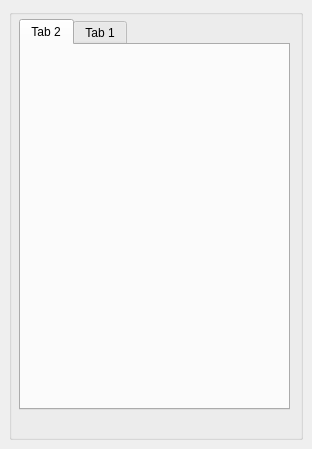
Qt form ClientQt/mainwindow.ui (Eugene-beginning-of-the-path/ClientQt) before a commit.
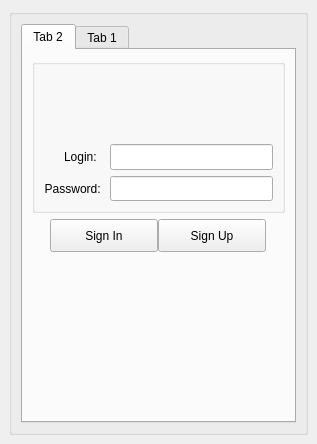
The same form after that commit. The open tabs and pages were chosen to show the change. Icons and pictures are not drawn.

```diff
--- a/ClientQt/mainwindow.ui
+++ b/ClientQt/mainwindow.ui
@@ -6,86 +6,424 @@
    <rect>
     <x>0</x>
     <y>0</y>
-    <width>312</width>
-    <height>449</height>
+    <width>317</width>
+    <height>444</height>
    </rect>
   </property>
+  <property name="sizePolicy">
+   <sizepolicy hsizetype="Preferred" vsizetype="Preferred">
+    <horstretch>0</horstretch>
+    <verstretch>0</verstretch>
+   </sizepolicy>
+  </property>
+  <property name="minimumSize">
+   <size>
+    <width>317</width>
+    <height>444</height>
+   </size>
+  </property>
+  <property name="maximumSize">
+   <size>
+    <width>386</width>
+    <height>500</height>
+   </size>
+  </property>
   <property name="windowTitle">
    <string>MainWindow</string>
   </property>
   <widget class="QWidget" name="centralwidget">
-   <layout class="QGridLayout" name="gridLayout_2">
-    <item row="0" column="0">
+   <layout class="QVBoxLayout" name="verticalLayout">
+    <item>
      <widget class="QGroupBox" name="groupBox">
       <property name="title">
        <string/>
       </property>
-      <widget class="QTabWidget" name="tabWidget">
-       <property name="geometry">
-        <rect>
-         <x>10</x>
-         <y>10</y>
-         <width>271</width>
-         <height>391</height>
-        </rect>
-       </property>
-       <property name="currentIndex">
-        <number>1</number>
-       </property>
-       <widget class="QWidget" name="tab_2">
-        <attribute name="title">
-         <string>Tab 2</string>
-        </attribute>
-       </widget>
-       <widget class="QWidget" name="tab">
-        <attribute name="title">
-         <string>Tab 1</string>
-        </attribute>
-        <widget class="QLineEdit" name="lineEdit">
-         <property name="geometry">
-          <rect>
-           <x>10</x>
-           <y>320</y>
-           <width>108</width>
-           <height>24</height>
-          </rect>
+      <layout class="QGridLayout" name="gridLayout_2">
+       <item row="0" column="1">
+        <widget class="QTabWidget" name="tabWidget">
+         <property name="currentIndex">
+          <number>1</number>
          </property>
+         <widget class="QWidget" name="tab_2">
+          <attribute name="title">
+           <string>Tab 2</string>
+          </attribute>
+          <layout class="QGridLayout" name="gridLayout">
+           <item row="3" column="0">
+            <layout class="QHBoxLayout" name="horizontalLayout">
+             <property name="spacing">
+              <number>0</number>
+             </property>
+             <property name="sizeConstraint">
+              <enum>QLayout::SetDefaultConstraint</enum>
+             </property>
+             <item>
+              <spacer name="horizontalSpacer">
+               <property name="orientation">
+                <enum>Qt::Horizontal</enum>
+               </property>
+               <property name="sizeHint" stdset="0">
+                <size>
+                 <width>40</width>
+                 <height>20</height>
+                </size>
+               </property>
+              </spacer>
+             </item>
+             <item>
+              <widget class="QPushButton" name="signIn">
+               <property name="sizePolicy">
+                <sizepolicy hsizetype="Fixed" vsizetype="Minimum">
+                 <horstretch>0</horstretch>
+                 <verstretch>0</verstretch>
+                </sizepolicy>
+               </property>
+               <property name="minimumSize">
+                <size>
+                 <width>108</width>
+                 <height>24</height>
+                </size>
+               </property>
+               <property name="maximumSize">
+                <size>
+                 <width>115</width>
+                 <height>33</height>
+                </size>
+               </property>
+               <property name="text">
+                <string>Sign In</string>
+               </property>
+              </widget>
+             </item>
+             <item>
+              <widget class="QPushButton" name="signUp">
+               <property name="sizePolicy">
+                <sizepolicy hsizetype="Fixed" vsizetype="Minimum">
+                 <horstretch>0</horstretch>
+                 <verstretch>0</verstretch>
+                </sizepolicy>
+               </property>
+               <property name="minimumSize">
+                <size>
+                 <width>108</width>
+                 <height>25</height>
+                </size>
+               </property>
+               <property name="maximumSize">
+                <size>
+                 <width>115</width>
+                 <height>33</height>
+                </size>
+               </property>
+               <property name="text">
+                <string>Sign Up</string>
+               </property>
+              </widget>
+             </item>
+             <item>
+              <spacer name="horizontalSpacer_2">
+               <property name="orientation">
+                <enum>Qt::Horizontal</enum>
+               </property>
+               <property name="sizeHint" stdset="0">
+                <size>
+                 <width>40</width>
+                 <height>20</height>
+                </size>
+               </property>
+              </spacer>
+             </item>
+            </layout>
+           </item>
+           <item row="2" column="0">
+            <layout class="QVBoxLayout" name="verticalLayout_2">
+             <item>
+              <widget class="QGroupBox" name="groupBox_2">
+               <property name="minimumSize">
+                <size>
+                 <width>221</width>
+                 <height>81</height>
+                </size>
+               </property>
+               <property name="title">
+                <string/>
+               </property>
+               <layout class="QGridLayout" name="gridLayout_3">
+                <item row="0" column="1">
+                 <widget class="QLabel" name="image">
+                  <property name="enabled">
+                   <bool>true</bool>
+                  </property>
+                  <property name="sizePolicy">
+                   <sizepolicy hsizetype="Fixed" vsizetype="Fixed">
+                    <horstretch>0</horstretch>
+                    <verstretch>0</verstretch>
+                   </sizepolicy>
+                  </property>
+                  <property name="minimumSize">
+                   <size>
+                    <width>64</width>
+                    <height>64</height>
+                   </size>
+                  </property>
+                  <property name="maximumSize">
+                   <size>
+                    <width>117</width>
+                    <height>117</height>
+                   </size>
+                  </property>
+                  <property name="frameShape">
+                   <enum>QFrame::NoFrame</enum>
+                  </property>
+                  <property name="frameShadow">
+                   <enum>QFrame::Plain</enum>
+                  </property>
+                  <property name="text">
+                   <string/>
+                  </property>
+                  <property name="textFormat">
+                   <enum>Qt::AutoText</enum>
+                  </property>
+                  <property name="pixmap">
+                   <pixmap resource="resourses.qrc">:/resourses/iconOfApp.png</pixmap>
+                  </property>
+                  <property name="scaledContents">
+                   <bool>true</bool>
+                  </property>
+                  <property name="alignment">
+                   <set>Qt::AlignCenter</set>
+                  </property>
+                  <property name="wordWrap">
+                   <bool>false</bool>
+                  </property>
+                 </widget>
+                </item>
+                <item row="1" column="0">
+                 <widget class="QLabel" name="label">
+                  <property name="sizePolicy">
+                   <sizepolicy hsizetype="Fixed" vsizetype="Preferred">
+                    <horstretch>0</horstretch>
+                    <verstretch>0</verstretch>
+                   </sizepolicy>
+                  </property>
+                  <property name="minimumSize">
+                   <size>
+                    <width>56</width>
+                    <height>0</height>
+                   </size>
+                  </property>
+                  <property name="frameShape">
+                   <enum>QFrame::NoFrame</enum>
+                  </property>
+                  <property name="text">
+                   <string>Login: </string>
+                  </property>
+                  <property name="alignment">
+                   <set>Qt::AlignRight|Qt::AlignTrailing|Qt::AlignVCenter</set>
+                  </property>
+                  <property name="wordWrap">
+                   <bool>false</bool>
+                  </property>
+                 </widget>
+                </item>
+                <item row="1" column="1">
+                 <widget class="QLineEdit" name="login">
+                  <property name="maximumSize">
+                   <size>
+                    <width>230</width>
+                    <height>30</height>
+                   </size>
+                  </property>
+                 </widget>
+                </item>
+                <item row="2" column="0">
+                 <widget class="QLabel" name="label_2">
+                  <property name="text">
+                   <string>Password: </string>
+                  </property>
+                  <property name="alignment">
+                   <set>Qt::AlignRight|Qt::AlignTrailing|Qt::AlignVCenter</set>
+                  </property>
+                 </widget>
+                </item>
+                <item row="2" column="1">
+                 <widget class="QLineEdit" name="password">
+                  <property name="maximumSize">
+                   <size>
+                    <width>230</width>
+                    <height>30</height>
+                   </size>
+                  </property>
+                 </widget>
+                </item>
+               </layout>
+              </widget>
+             </item>
+            </layout>
+           </item>
+           <item row="4" column="0">
+            <spacer name="verticalSpacer">
+             <property name="orientation">
+              <enum>Qt::Vertical</enum>
+             </property>
+             <property name="sizeType">
+              <enum>QSizePolicy::Minimum</enum>
+             </property>
+             <property name="sizeHint" stdset="0">
+              <size>
+               <width>20</width>
+               <height>160</height>
+              </size>
+             </property>
+            </spacer>
+           </item>
+          </layout>
+         </widget>
+         <widget class="QWidget" name="tab">
+          <attribute name="title">
+           <string>Tab 1</string>
+          </attribute>
+          <layout class="QGridLayout" name="gridLayout_4">
+           <item row="0" column="1">
+            <widget class="QLabel" name="nickName">
+             <property name="minimumSize">
+              <size>
+               <width>80</width>
+               <height>0</height>
+              </size>
+             </property>
+             <property name="font">
+              <font>
+               <bold>true</bold>
+              </font>
+             </property>
+             <property name="text">
+              <string>NickName</string>
+             </property>
+             <property name="alignment">
+              <set>Qt::AlignRight|Qt::AlignTrailing|Qt::AlignVCenter</set>
+             </property>
+            </widget>
+           </item>
+           <item row="0" column="2">
+            <widget class="QPushButton" name="pushButton_4">
+             <property name="enabled">
+              <bool>false</bool>
+             </property>
+             <property name="styleSheet">
+              <string notr="true">color: rgb(0, 170, 127);</string>
+             </property>
+             <property name="text">
+              <string>Online</string>
+             </property>
+            </widget>
+           </item>
+           <item row="0" column="0">
+            <widget class="QPushButton" name="pushButton">
+             <property name="maximumSize">
+              <size>
+               <width>40</width>
+               <height>16777215</height>
+              </size>
+             </property>
+             <property name="text">
+              <string>* * *</string>
+             </property>
+            </widget>
+           </item>
+           <item row="2" column="0" rowspan="2" colspan="3">
+            <widget class="QTextBrowser" name="textBrowser">
+             <property name="sizePolicy">
+              <sizepolicy hsizetype="Expanding" vsizetype="Expanding">
+               <horstretch>0</horstretch>
+               <verstretch>0</verstretch>
+              </sizepolicy>
+             </property>
+             <property name="minimumSize">
+              <size>
+               <width>0</width>
+               <height>250</height>
+              </size>
+             </property>
+             <property name="maximumSize">
+              <size>
+               <width>16777215</width>
+               <height>1000</height>
+              </size>
+             </property>
+             <property name="layoutDirection">
+              <enum>Qt::LeftToRight</enum>
+             </property>
+            </widget>
+           </item>
+           <item row="4" column="0">
+            <widget class="QLineEdit" name="lineEdit">
+             <property name="sizePolicy">
+              <sizepolicy hsizetype="Preferred" vsizetype="Expanding">
+               <horstretch>0</horstretch>
+               <verstretch>0</verstretch>
+              </sizepolicy>
+             </property>
+             <property name="minimumSize">
+              <size>
+               <width>160</width>
+               <height>20</height>
+              </size>
+             </property>
+             <property name="maximumSize">
+              <size>
+               <width>16777215</width>
+               <height>20</height>
+              </size>
+             </property>
+             <property name="alignment">
+              <set>Qt::AlignLeading|Qt::AlignLeft|Qt::AlignVCenter</set>
+             </property>
+            </widget>
+           </item>
+           <item row="4" column="2">
+            <widget class="QPushButton" name="pushButton_2">
+             <property name="sizePolicy">
+              <sizepolicy hsizetype="Expanding" vsizetype="Fixed">
+               <horstretch>0</horstretch>
+               <verstretch>0</verstretch>
+              </sizepolicy>
+             </property>
+             <property name="minimumSize">
+              <size>
+               <width>45</width>
+               <height>25</height>
+              </size>
+             </property>
+             <property name="maximumSize">
+              <size>
+               <width>100</width>
+               <height>25</height>
+              </size>
+             </property>
+             <property name="font">
+              <font>
+               <pointsize>11</pointsize>
+               <italic>false</italic>
+               <bold>true</bold>
+               <underline>false</underline>
+               <strikeout>false</strikeout>
+               <kerning>true</kerning>
+              </font>
+             </property>
+             <property name="styleSheet">
+              <string notr="true">background-color: rgb(0, 170, 127);</string>
+             </property>
+             <property name="text">
+              <string/>
+             </property>
+            </widget>
+           </item>
+          </layout>
+         </widget>
         </widget>
-        <widget class="QPushButton" name="pushButton_2">
-         <property name="geometry">
-          <rect>
-           <x>173</x>
-           <y>318</y>
-           <width>80</width>
-           <height>28</height>
-          </rect>
-         </property>
-         <property name="font">
-          <font>
-           <pointsize>11</pointsize>
-           <italic>false</italic>
-           <bold>true</bold>
-           <underline>false</underline>
-           <strikeout>false</strikeout>
-           <kerning>true</kerning>
-          </font>
-         </property>
-         <property name="text">
-          <string>--&gt;</string>
-         </property>
-        </widget>
-        <widget class="QTextBrowser" name="textBrowser">
-         <property name="geometry">
-          <rect>
-           <x>10</x>
-           <y>10</y>
-           <width>243</width>
-           <height>299</height>
-          </rect>
-         </property>
-        </widget>
-       </widget>
-      </widget>
+       </item>
+      </layout>
      </widget>
     </item>
    </layout>
```
Left out of the diff: 4 changed lines with no effect on the pictures.
